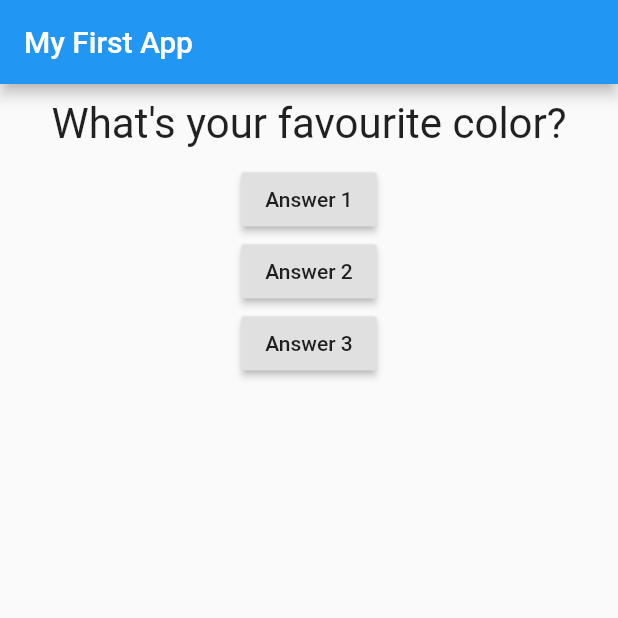
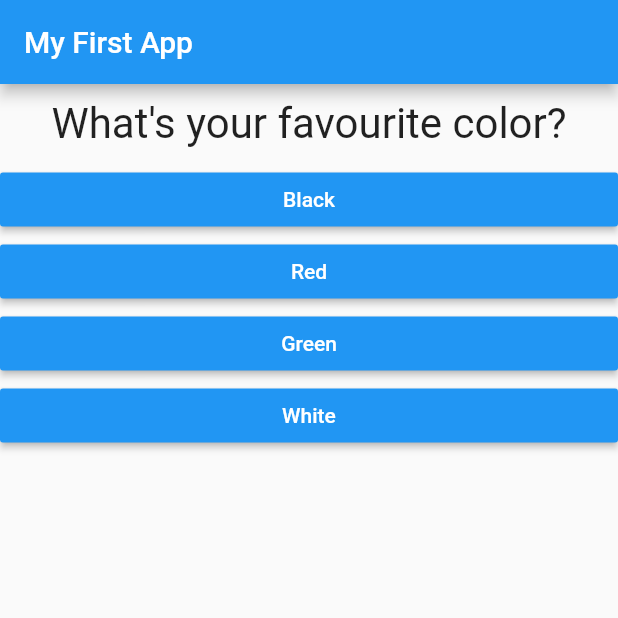
Before and after one commit to justcier/flutter_complete_guide, a Flutter app: the screen it shows after launch, on a phone screen of 412 x 824 dp, the top half of it. Run offline on Flutter 3.47's test engine with Material 2 defaults, Android fonts, the phone set to English and light mode, and no system bars.

Commit message:
Added answer, quiz and result widgets

```diff
--- /dev/null
+++ b/lib/answer.dart
@@ -0,0 +1,22 @@
+import 'package:flutter/material.dart';
+
+class Answer extends StatelessWidget {
+  final VoidCallback selectHandler;
+  final String answerText;
+
+  const Answer(this.selectHandler, this.answerText, {Key? key})
+      : super(key: key);
+
+  @override
+  Widget build(BuildContext context) {
+    return Container(
+      width: double.infinity,
+      child: RaisedButton(
+        color: Colors.blue,
+        textColor: Colors.white,
+        child: Text(answerText),
+        onPressed: selectHandler,
+      ),
+    );
+  }
+}
--- a/lib/main.dart
+++ b/lib/main.dart
@@ -1,6 +1,7 @@
 import 'package:flutter/material.dart';
 
-import './question.dart';
+import './quiz.dart';
+import './result.dart';
 
 void main() {
   runApp(const MyApp());
@@ -17,43 +18,72 @@ class MyApp extends StatefulWidget {
 }
 
 class _MyAppState extends State<MyApp> {
+  static const _questions = [
+    {
+      'questionText': 'What\'s your favourite color?',
+      'answers': [
+        {'text': 'Black', 'score': 10},
+        {'text': 'Red', 'score': 6},
+        {'text': 'Green', 'score': 3},
+        {'text': 'White', 'score': 1}
+      ],
+    },
+    {
+      'questionText': 'What\'s your favourite animal?',
+      'answers': [
+        {'text': 'Rabbit', 'score': 3},
+        {'text': 'Snake', 'score': 11},
+        {'text': 'Elephant', 'score': 5},
+        {'text': 'Lion', 'score': 9}
+      ],
+    },
+    {
+      'questionText': 'Who\'s your favourite instructor?',
+      'answers': [
+        {'text': 'Max', 'score': 1},
+        {'text': 'Max', 'score': 1},
+        {'text': 'Max', 'score': 1},
+        {'text': 'Max', 'score': 1}
+      ],
+    },
+  ];
+
   var _questionIndex = 0;
+  var _totalScore = 0;
 
-  void _answerQuestion() {
+  void _resetQuiz() {
+    setState(() {
+      _questionIndex = 0;
+      _totalScore = 0;
+    });
+  }
+
+  void _answerQuestion(int score) {
+    _totalScore += score;
+
     setState(() {
       _questionIndex = _questionIndex + 1;
     });
     print(_questionIndex);
+    if (_questionIndex < _questions.length) {
+      print('We have more questions!');
+    } else {
+      print('No more question!');
+    }
   }
 
   @override
   Widget build(BuildContext context) {
-    var question = [
-      'What\'s your favourite color?',
-      'What\'s your favourite animal'
-    ];
     return MaterialApp(
       home: Scaffold(
         appBar: AppBar(title: const Text('My First App')),
-        body: Column(
-          children: [
-            Question(
-              question[_questionIndex],
-            ),
-            RaisedButton(
-              child: Text('Answer 1'),
-              onPressed: _answerQuestion,
-            ),
-            RaisedButton(
-              child: Text('Answer 2'),
-              onPressed: _answerQuestion,
-            ),
-            RaisedButton(
-              child: Text('Answer 3'),
-              onPressed: _answerQuestion,
-            ),
-          ],
-        ),
+        body: _questionIndex < _questions.length
+            ? Quiz(
+                answerQuestion: _answerQuestion,
+                questionIndex: _questionIndex,
+                questions: _questions,
+              )
+            : Result(_totalScore, _resetQuiz),
       ),
     );
   }
--- /dev/null
+++ b/lib/quiz.dart
@@ -0,0 +1,33 @@
+import 'package:flutter/material.dart';
+
+import './answer.dart';
+import './question.dart';
+
+class Quiz extends StatelessWidget {
+  final List<Map<String, Object>> questions;
+  final int questionIndex;
+  final void Function(int) answerQuestion;
+
+  const Quiz(
+      {required this.questions,
+      required this.answerQuestion,
+      required this.questionIndex,
+      Key? key})
+      : super(key: key);
+
+  @override
+  Widget build(BuildContext context) {
+    return Column(
+      children: [
+        Question(
+          questions[questionIndex]['questionText'] as String,
+        ),
+        ...(questions[questionIndex]['answers'] as List<Map<String, Object>>)
+            .map((answer) {
+          return Answer(() => answerQuestion(answer['score'] as int),
+              answer['text'] as String);
+        }).toList()
+      ],
+    );
+  }
+}
```
Also changed, not shown: lib/result.dart (added, +43 -0 lines).
